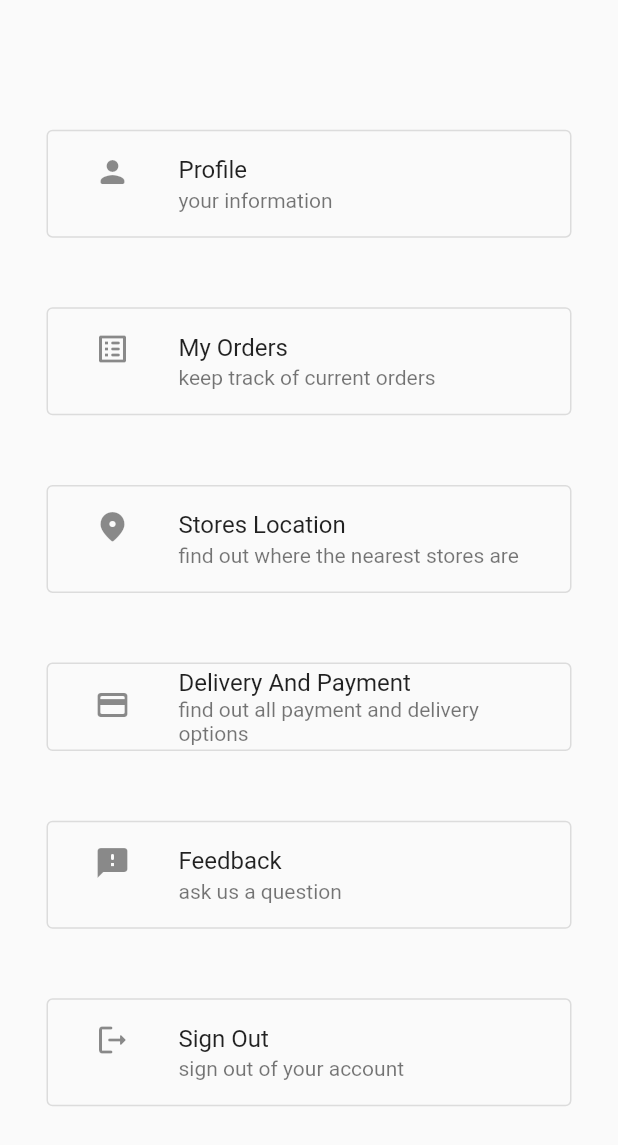
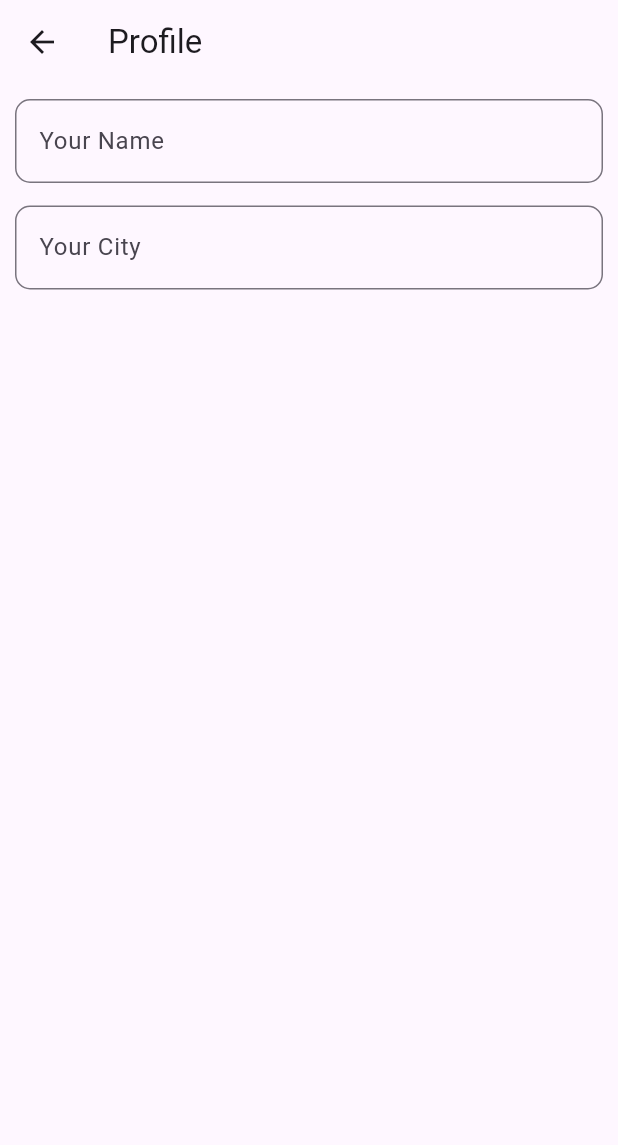
Before and after one commit to Anechaev06/sneaker_store, a Flutter app: the ProfileScreen widget shown alone on an empty page, opened directly, after a tap on "Profile", on a phone screen of 412 x 824 dp. Shown: the top 1145 px of the screen. Run offline on Flutter 3.47's test engine with Material 2 defaults, Android fonts, the phone set to English and light mode, and no system bars; our stand-ins replace firebase_auth, firebase_core, flutter_slidable, google_fonts, google_nav_bar, smooth_page_indicator; accounts and stored records are empty; network calls fail.

Commit message:
profile page added

```diff
--- a/lib/main.dart
+++ b/lib/main.dart
@@ -25,9 +25,7 @@ class MyApp extends StatelessWidget {
         ChangeNotifierProvider(create: (_) => FavoritesService()),
       ],
       child: MaterialApp(
-        theme: ThemeData(
-          brightness: Brightness.light,
-        ),
+        theme: ThemeData(brightness: Brightness.light, useMaterial3: true),
         debugShowCheckedModeBanner: false,
         home: const NavigationScreen(),
       ),
--- a/lib/screens/auth/signin_screen.dart
+++ b/lib/screens/auth/signin_screen.dart
@@ -40,7 +40,7 @@ class _SignInScreenState extends State<SignInScreen> {
               mainAxisAlignment: MainAxisAlignment.center,
               children: [
                 const Icon(Icons.flutter_dash_rounded, size: 100),
-                const SizedBox(height: 50),
+                const SizedBox(height: 25),
                 // Titles
                 Column(
                   children: [
@@ -58,7 +58,7 @@ class _SignInScreenState extends State<SignInScreen> {
                   ],
                 ),
 
-                const SizedBox(height: 50),
+                const SizedBox(height: 25),
 
                 // Email TextField
                 Padding(
--- a/lib/screens/home_screen.dart
+++ b/lib/screens/home_screen.dart
@@ -68,11 +68,11 @@ class _HomeScreenState extends State<HomeScreen> {
               const SizedBox(width: 10),
 
               // Filter
-              ElevatedButton(
+              IconButton(
                 onPressed: () {
                   // Navigate to the Filter screen or show a dialog
                 },
-                child: const Icon(Icons.tune),
+                icon: const Icon(Icons.tune),
               )
             ],
           ),
--- a/lib/screens/onboarding_screen.dart
+++ b/lib/screens/onboarding_screen.dart
@@ -4,7 +4,7 @@ import 'package:sneaker_store/screens/auth/auth_screen.dart';
 import 'package:sneaker_store/constants/colors.dart';
 
 class OnBoardingScreen extends StatelessWidget {
-  const OnBoardingScreen({Key? key}) : super(key: key);
+  const OnBoardingScreen({super.key});
 
   @override
   Widget build(BuildContext context) {
--- /dev/null
+++ b/lib/screens/pages/profile_page.dart
@@ -0,0 +1,57 @@
+import 'package:flutter/material.dart';
+
+class ProfilePage extends StatefulWidget {
+  const ProfilePage({super.key});
+
+  @override
+  State<ProfilePage> createState() => _ProfilePageState();
+}
+
+class _ProfilePageState extends State<ProfilePage> {
+  final _nameController = TextEditingController();
+  final _cityController = TextEditingController();
+
+  @override
+  void dispose() {
+    _nameController.dispose();
+    _cityController.dispose();
+    super.dispose();
+  }
+
+  @override
+  Widget build(BuildContext context) {
+    return Scaffold(
+      appBar: AppBar(
+        title: const Text("Profile"),
+      ),
+      body: Padding(
+        padding: const EdgeInsets.all(10.0),
+        child: Column(
+          children: [
+            // Name
+            TextField(
+              controller: _nameController,
+              decoration: InputDecoration(
+                border: OutlineInputBorder(
+                  borderRadius: BorderRadius.circular(10.0),
+                ),
+                hintText: "Your Name",
+              ),
+            ),
+            const SizedBox(height: 15),
+            // City
+            TextField(
+              controller: _cityController,
+              decoration: InputDecoration(
+                border: OutlineInputBorder(
+                  borderRadius: BorderRadius.circular(10.0),
+                ),
+                hintText: "Your City",
+              ),
+            ),
+          ],
+        ),
+      ),
+    );
+  }
+}
--- a/lib/screens/profile_screen.dart
+++ b/lib/screens/profile_screen.dart
@@ -1,5 +1,6 @@
 import 'package:firebase_auth/firebase_auth.dart';
 import 'package:flutter/material.dart';
+import 'package:sneaker_store/screens/pages/profile_page.dart';
 
 class ProfileScreen extends StatelessWidget {
   const ProfileScreen({super.key});
@@ -16,7 +17,12 @@ class ProfileScreen extends StatelessWidget {
               "Profile",
               "your information",
               Icons.person_rounded,
-              () {},
+              () => Navigator.push(
+                context,
+                MaterialPageRoute(
+                  builder: (context) => const ProfilePage(),
+                ),
+              ),
             ),
             buildButton(
               "My Orders",
```
Also changed, not shown: lib/screens/auth/signup_screen.dart (+2 -36 lines).
